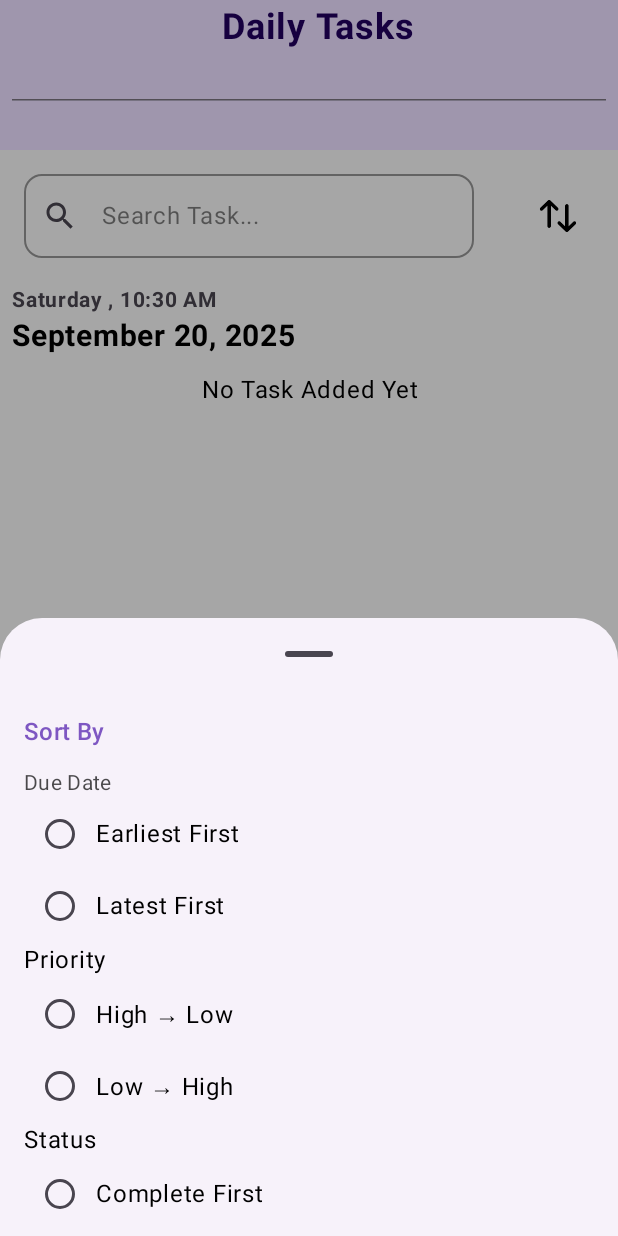
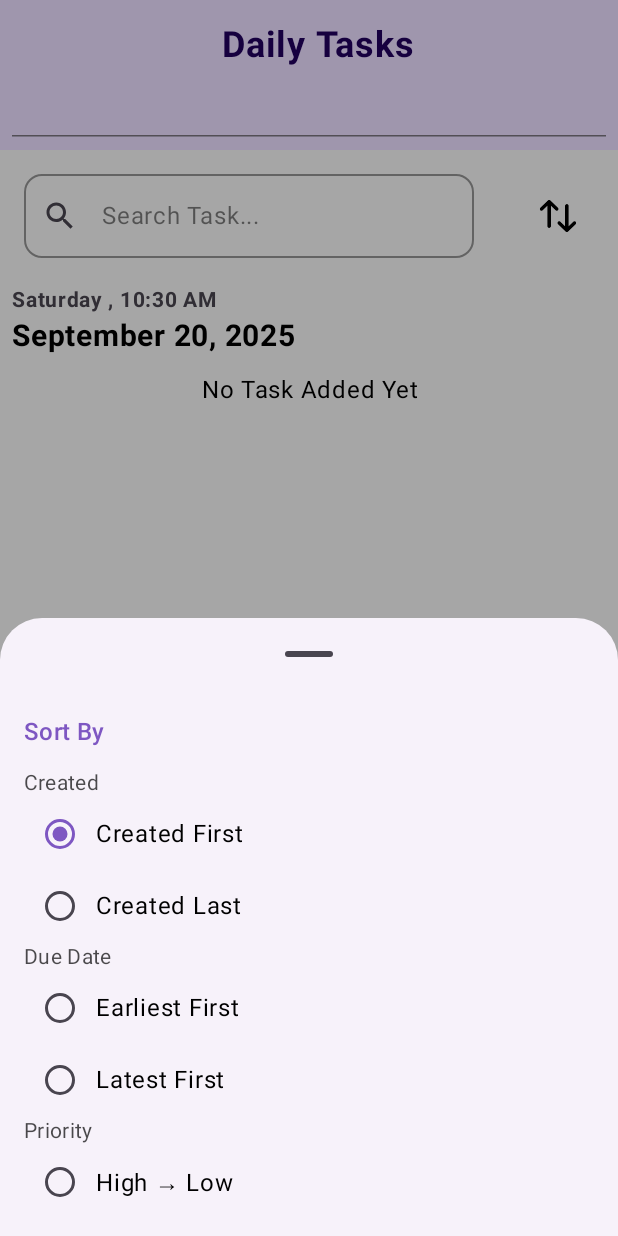
Before and after one commit to CodeWithSangeeta/DailyTask_Application, an Android app built with Jetpack Compose: the screen it shows after launch (MainActivity), after a tap on "Sort", on a phone screen of 412 x 824 dp. Run offline under Robolectric (Android 15) with nearby library versions, the phone set to English and light mode, and no system bars; our stand-ins replace Dagger/Hilt's generated code, Room's generated code, accompanist, livedata-compose; libraries missing offline, so code that uses them is left out: androidx.room.util.

Commit message:
Enhance UI of App

```diff
--- a/src/main/java/com/practice/daily_task/MyAppNavigation.kt
+++ b/src/main/java/com/practice/daily_task/MyAppNavigation.kt
@@ -3,6 +3,7 @@ package com.practice.daily_task
 import android.window.SplashScreen
 import androidx.compose.runtime.Composable
 import androidx.hilt.navigation.compose.hiltViewModel
+import androidx.navigation.NavController
 import androidx.navigation.NavType
 import androidx.navigation.compose.NavHost
 import androidx.navigation.compose.composable
@@ -32,7 +33,7 @@ fun MyAppNavigation(viewModel: TodoViewModel) {
          arguments = listOf(navArgument("todoId"){type = NavType.IntType})
     ){   backStackEntry ->
             val todoId = backStackEntry.arguments?.getInt("todoId") ?: -1
-            DetailScreen(todoId = todoId,viewModel = viewModel)
+            DetailScreen(todoId = todoId,viewModel = viewModel,navController )
         }
 
 
--- a/src/main/java/com/practice/daily_task/database/TodoViewModel.kt
+++ b/src/main/java/com/practice/daily_task/database/TodoViewModel.kt
@@ -4,6 +4,7 @@ import android.net.Uri
 import androidx.lifecycle.ViewModel
 import androidx.lifecycle.viewModelScope
 import com.practice.daily_task.todoUI.Priority
+import com.practice.daily_task.todoUI.SortOption
 import dagger.hilt.android.lifecycle.HiltViewModel
 import jakarta.inject.Inject
 import kotlinx.coroutines.Dispatchers
@@ -161,31 +162,33 @@ class TodoViewModel @Inject constructor(private val todoDao: TodoDao,
     private val _searchQuery = MutableStateFlow("")
     val searchQuery = _searchQuery.asStateFlow()
 
-    private val _sortOption = MutableStateFlow("Earliest First")
+    private val _sortOption = MutableStateFlow(SortOption.CREATED_FIRST)
     val sortOption = _sortOption.asStateFlow()
 
     //
     val filteredTasks : Flow<List<Todo>> = combine(allTasks, searchQuery,sortOption) {
-       allTasks, searchQuery ,sortOpt ->
-       var filtered = if (searchQuery.isBlank()) {
-            allTasks
+       tasks, query ,sortOpt ->
+       var filtered = if (query.isBlank()) {
+            tasks
         }
         else{
-            allTasks.filter{
-                allTasks ->
-                allTasks.title.contains(searchQuery, ignoreCase = true) ||
-               allTasks.description.contains(searchQuery, ignoreCase = true)
+            tasks.filter{
+                tasks ->
+                tasks.title.contains(query, ignoreCase = true) ||
+               tasks.description.contains(query, ignoreCase = true)
             }
     }
         filtered = when (sortOpt){
-            "Earliest First" -> filtered.sortedBy { it.dueDate }
-            "Latest First" -> filtered.sortedByDescending {it.dueDate}
-            "High → Low" -> filtered.sortedByDescending {it.priority}
-            "Low → High" -> filtered.sortedBy {it.priority}
-            "Complete  First" -> filtered.sortedBy{it.isMarked}
-             "Incomplete  First" -> filtered.sortedByDescending {it.isMarked}
-            "A → Z" -> filtered.sortedBy { it.title.lowercase() }
-            "Z → A" -> filtered.sortedByDescending { it.title.lowercase() }
+            SortOption.CREATED_FIRST -> filtered.sortedByDescending  { it.createdAt }
+            SortOption.CREATED_LAST -> filtered.sortedBy{it.createdAt}
+            SortOption.DUE_EARLIEST_FIRST -> filtered.sortedBy { it.dueDate }
+            SortOption.DUE_LATEST_FIRST -> filtered.sortedByDescending {it.dueDate}
+            SortOption.PRIORITY_HIGH_LOW-> filtered.sortedBy {it.priority}
+            SortOption.PRIORITY_LOW_HIGH-> filtered.sortedByDescending {it.priority}
+            SortOption.COMPLETE_FIRST -> filtered.sortedByDescending{it.isMarked}
+            SortOption.INCOMPLETE_FIRST -> filtered.sortedBy {it.isMarked}
+            SortOption.A_TO_Z -> filtered.sortedBy { it.title.lowercase() }
+            SortOption.Z_TO_A -> filtered.sortedByDescending { it.title.lowercase() }
             else -> filtered
         }
         filtered
@@ -195,7 +198,7 @@ class TodoViewModel @Inject constructor(private val todoDao: TodoDao,
         _searchQuery.value = newQuery
     }
 
-    fun updateSortOption(newSort:String){
+    fun updateSortOption(newSort: SortOption){
         _sortOption.value = newSort
     }
 
--- a/src/main/java/com/practice/daily_task/todoUI/AddNewTask.kt
+++ b/src/main/java/com/practice/daily_task/todoUI/AddNewTask.kt
@@ -82,6 +82,7 @@ fun AddNewTask(navController: NavController, viewModel: TodoViewModel ) {
         topBar = {
             TopBar(
                 title = "Add New Task",
+                onBackClick = {navController.popBackStack()}
             )
         }
 
--- a/src/main/java/com/practice/daily_task/todoUI/HomeScreen.kt
+++ b/src/main/java/com/practice/daily_task/todoUI/HomeScreen.kt
@@ -108,6 +108,7 @@ fun HomeScreen(navController: NavController, viewModel: TodoViewModel) {
         },
         topBar = {
             TopBar(
+                showBackButton = false,
                 title = "Daily Tasks",
             )
         },
@@ -223,7 +224,7 @@ fun HomeScreen(navController: NavController, viewModel: TodoViewModel) {
                             )
                         }
 
-                        if (item.priority != Priority.None ) {
+                        if (item.isMarked) {
                             Spacer(modifier = Modifier.width(8.dp))
                         }
 
@@ -306,8 +307,8 @@ fun HomeScreen(navController: NavController, viewModel: TodoViewModel) {
 fun SortSearch(
     query : String,
     onQueryChange : (String) -> Unit,
-    sortOption : String,
-    onSortSelected: (String) -> Unit
+    sortOption : SortOption,
+    onSortSelected: (SortOption) -> Unit
 ) {
     var isSheetOpen by rememberSaveable { mutableStateOf(false) }
 
@@ -378,8 +379,8 @@ fun SortSearch(
 @OptIn(ExperimentalMaterial3Api::class)
 @Composable
 fun BottomSheet(
-    selectedSort : String,
-    onSortSelected : (String) -> Unit,
+    selectedSort : SortOption,
+    onSortSelected : (SortOption) -> Unit,
     onDismiss: () -> Unit
     ){
         ModalBottomSheet(
@@ -396,6 +397,25 @@ fun BottomSheet(
 
                Spacer(modifier = Modifier.height(12.dp))
 
+               //Title
+               Text("Created",
+                   style = MaterialTheme.typography.bodyMedium.copy(
+                       color = MaterialTheme.colorScheme.onSurface.copy(alpha = 0.7f)
+                   ))
+               Row(verticalAlignment = Alignment.CenterVertically) {
+                   RadioButton(
+                       selected = selectedSort == SortOption.CREATED_FIRST,
+                       onClick = { onSortSelected(SortOption.CREATED_FIRST) }
+                   )
+                   Text(SortOption.CREATED_FIRST.label)
+               }
+               Row(verticalAlignment = Alignment.CenterVertically) {
+                   RadioButton(
+                       selected = selectedSort == SortOption.CREATED_LAST,
+                       onClick = { onSortSelected(SortOption.CREATED_LAST) }
+                   )
+                   Text(SortOption.CREATED_LAST.label)
+               }
 
                // Due Date
                Text("Due Date",
@@ -404,68 +424,77 @@ fun BottomSheet(
                    ))
                Row(verticalAlignment = Alignment.CenterVertically) {
                    RadioButton(
-                       selected = selectedSort == "due_asc",
-                       onClick = { onSortSelected("due_asc") }
+                       selected = selectedSort == SortOption.DUE_EARLIEST_FIRST,
+                       onClick = { onSortSelected(SortOption.DUE_EARLIEST_FIRST) }
                    )
-                   Text("Earliest First")
+                   Text(SortOption.DUE_EARLIEST_FIRST.label)
                }
                Row(verticalAlignment = Alignment.CenterVertically) {
                    RadioButton(
-                       selected = selectedSort == "due_desc",
-                       onClick = { onSortSelected("due_desc") }
+                       selected = selectedSort == SortOption.DUE_LATEST_FIRST,
+                       onClick = { onSortSelected(SortOption.DUE_LATEST_FIRST) }
                    )
-                   Text("Latest First")
+                   Text(SortOption.DUE_LATEST_FIRST.label)
                }
 
                // Priority
-               Text("Priority")
+               Text("Priority",
+                   style = MaterialTheme.typography.bodyMedium.copy(
+                       color = MaterialTheme.colorScheme.onSurface.copy(alpha = 0.7f)
+                   ))
                Row(verticalAlignment = Alignment.CenterVertically) {
                    RadioButton(
-                       selected = selectedSort == "priority_high",
-                       onClick = { onSortSelected("priority_high") }
+                       selected = selectedSort == SortOption.PRIORITY_HIGH_LOW,
+                       onClick = { onSortSelected(SortOption.PRIORITY_HIGH_LOW) }
                    )
-                   Text("High → Low")
+                   Text(SortOption.PRIORITY_HIGH_LOW.label)
                }
                Row(verticalAlignment = Alignment.CenterVertically) {
                    RadioButton(
-                       selected = selectedSort == "priority_low",
-                       onClick = { onSortSelected("priority_low") }
+                       selected = selectedSort == SortOption.PRIORITY_LOW_HIGH,
+                       onClick = { onSortSelected(SortOption.PRIORITY_LOW_HIGH) }
                    )
-                   Text("Low → High")
+                   Text(SortOption.PRIORITY_LOW_HIGH.label)
                }
 
                // Due Date
-               Text("Status")
+               Text("Status",
+                   style = MaterialTheme.typography.bodyMedium.copy(
+                       color = MaterialTheme.colorScheme.onSurface.copy(alpha = 0.7f)
+                   ))
                Row(verticalAlignment = Alignment.CenterVertically) {
                    RadioButton(
-                       selected = selectedSort == "state_complete",
-                       onClick = { onSortSelected("state_complete") }
+                       selected = selectedSort == SortOption.COMPLETE_FIRST,
+                       onClick = { onSortSelected(SortOption.COMPLETE_FIRST) }
                    )
-                   Text("Complete First")
+                   Text(SortOption.COMPLETE_FIRST.label)
                }
                Row(verticalAlignment = Alignment.CenterVertically) {
                    RadioButton(
-                       selected = selectedSort == "state_notComplete",
-                       onClick = { onSortSelected("state_notComplete") }
+                       selected = selectedSort == SortOption.INCOMPLETE_FIRST,
+                       onClick = { onSortSelected(SortOption.INCOMPLETE_FIRST) }
                    )
-                   Text("Incomplete  First")
+                   Text(SortOption.INCOMPLETE_FIRST.label)
                }
 
                //Title
-               Text("Title")
+               Text("Title",
+                   style = MaterialTheme.typography.bodyMedium.copy(
+                       color = MaterialTheme.colorScheme.onSurface.copy(alpha = 0.7f)
+                   ))
                Row(verticalAlignment = Alignment.CenterVertically) {
                    RadioButton(
-                       selected = selectedSort == "title_asc",
-                       onClick = { onSortSelected("title_asc") }
+                       selected = selectedSort == SortOption.A_TO_Z,
+                       onClick = { onSortSelected(SortOption.A_TO_Z) }
                    )
-                   Text("A → Z")
+                   Text(SortOption.A_TO_Z.label)
                }
                Row(verticalAlignment = Alignment.CenterVertically) {
                    RadioButton(
-                       selected = selectedSort == "title_desc",
-                       onClick = { onSortSelected("title_desc") }
+                       selected = selectedSort == SortOption.Z_TO_A,
+                       onClick = { onSortSelected(SortOption.Z_TO_A) }
                    )
-                   Text("Z → A")
+                   Text(SortOption.Z_TO_A.label)
                }
 
            }
--- a/src/main/java/com/practice/daily_task/todoUI/ProfilePage.kt
+++ b/src/main/java/com/practice/daily_task/todoUI/ProfilePage.kt
@@ -134,6 +134,7 @@ fun ProfilePage(navcontroller: NavController, viewModel: TodoViewModel = hiltVie
         topBar = {
             TopBar(
                 title = "Profile",
+                onBackClick = {navcontroller.popBackStack()}
             )
         },
     ) { innerPadding ->
--- /dev/null
+++ b/src/main/java/com/practice/daily_task/todoUI/SortOption.kt
@@ -0,0 +1,14 @@
+package com.practice.daily_task.todoUI
+
+enum class SortOption(val label : String) {
+    CREATED_LAST(("Created Last")),
+    CREATED_FIRST("Created First"),
+    DUE_EARLIEST_FIRST("Earliest First"),
+    DUE_LATEST_FIRST("Latest First"),
+    PRIORITY_HIGH_LOW("High → Low"),
+    PRIORITY_LOW_HIGH("Low → High"),
+    COMPLETE_FIRST("Complete First"),
+    INCOMPLETE_FIRST("Incomplete First"),
+    A_TO_Z("A → Z"),
+    Z_TO_A("Z → A")
+}
--- a/src/main/java/com/practice/daily_task/todoUI/TopBar.kt
+++ b/src/main/java/com/practice/daily_task/todoUI/TopBar.kt
@@ -2,13 +2,21 @@ package com.practice.daily_task.todoUI
 
 
 import androidx.compose.foundation.background
+import androidx.compose.foundation.layout.Box
 import androidx.compose.foundation.layout.Column
+import androidx.compose.foundation.layout.Row
 import androidx.compose.foundation.layout.Spacer
 import androidx.compose.foundation.layout.fillMaxWidth
 import androidx.compose.foundation.layout.height
 import androidx.compose.foundation.layout.padding
+import androidx.compose.foundation.layout.size
 import androidx.compose.foundation.layout.statusBarsPadding
+import androidx.compose.material.icons.Icons
+import androidx.compose.material.icons.automirrored.filled.KeyboardArrowLeft
+import androidx.compose.material.icons.filled.KeyboardArrowLeft
 import androidx.compose.material3.HorizontalDivider
+import androidx.compose.material3.Icon
+import androidx.compose.material3.IconButton
 import androidx.compose.material3.MaterialTheme
 import androidx.compose.material3.Text
 import androidx.compose.runtime.Composable
@@ -22,23 +30,46 @@ import androidx.compose.ui.unit.sp
 
 @Composable
 fun TopBar(
-    title:String
+    title:String,
+    showBackButton : Boolean = true,
+    onBackClick : () -> Unit ={}
 ) {
     Column (
-            modifier = Modifier.fillMaxWidth()
+            modifier = Modifier
+                .fillMaxWidth()
                 .height(100.dp)
                 .background(MaterialTheme.colorScheme.primaryContainer)
                 .statusBarsPadding()
                 .padding(horizontal = 8.dp),
         horizontalAlignment = Alignment.CenterHorizontally
         ) {
+        Box(modifier = Modifier
+            .fillMaxWidth()
+            .height(56.dp)) {
+            if(showBackButton) {
+                IconButton(
+                    onClick = onBackClick,
+                    modifier = Modifier.align(Alignment.BottomStart)
+                      //  .padding(bottom = 2.dp)
+                ) {
+                    Icon(
+                        imageVector = Icons.Default.KeyboardArrowLeft,
+                        contentDescription = "Back",
+                        tint = MaterialTheme.colorScheme.onSurface,
+                        modifier = Modifier
+                            .size(32.dp)
+                    )
+                }
+            }
             Text(
                 text = title,
                 fontSize = 24.sp,
                 fontWeight = FontWeight.Bold,
                 color = MaterialTheme.colorScheme.onPrimaryContainer,
                 modifier = Modifier.padding(start = 12.dp, top = 4.dp)
+                    .align(Alignment.Center)
             )
+        }
         Spacer(modifier=Modifier.height(34.dp))
         HorizontalDivider(color = MaterialTheme.colorScheme.outline)
 
```
Also changed, not shown: src/main/java/com/practice/daily_task/todoUI/DetailScreen.kt (+25 -9 lines). Lines whose indentation alone changed are shown as unchanged.
